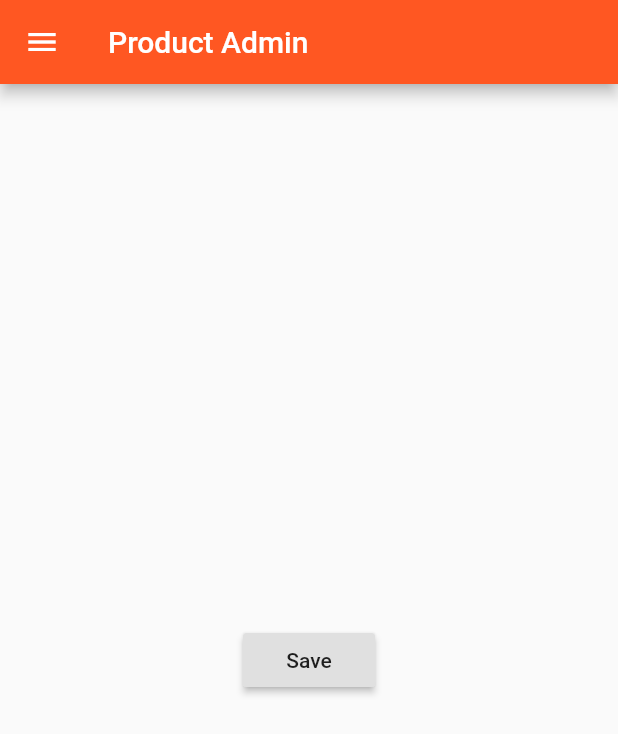
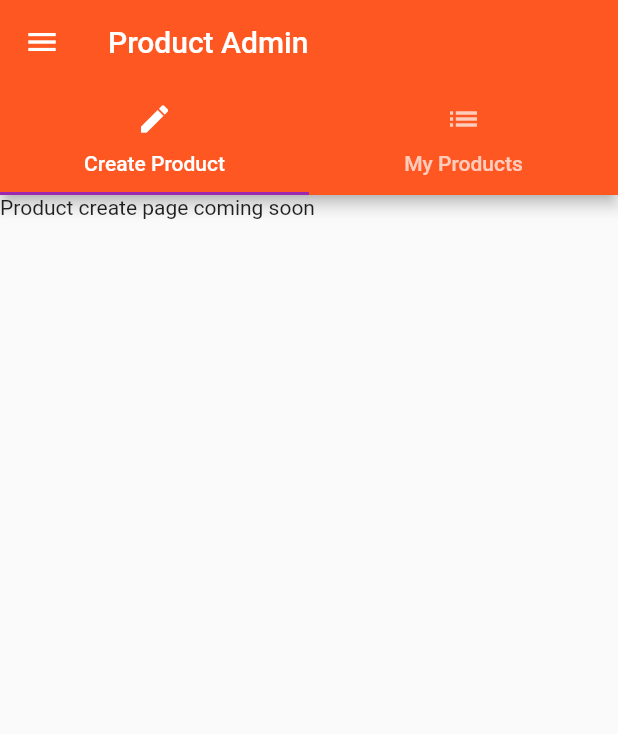
Before and after one commit to weicht/flutter_course, a Flutter app: the ProductAdminPage screen opened directly, on a phone screen of 412 x 824 dp. Shown: the top 734 px of the screen. Run offline on Flutter 3.47's test engine with Material 2 defaults, Android fonts, the phone set to English and light mode, and no system bars.

Commit message:
added tabs to Product admin page.

```diff
--- a/lib/pages/product_admin.dart
+++ b/lib/pages/product_admin.dart
@@ -1,15 +1,18 @@
 import 'package:flutter/material.dart';
 
 import './products.dart';
+import './product_create.dart';
+import './product_list.dart';
 
 class ProductAdminPage extends StatelessWidget {
   @override
   Widget build(BuildContext context) {
     // TODO: implement build
-    return Scaffold(
-        drawer: Drawer(
-          child: Column(
-              children: <Widget>[
+    return DefaultTabController(
+        length: 2,
+        child: Scaffold(
+            drawer: Drawer(
+              child: Column(children: <Widget>[
                 AppBar(
                   centerTitle: false,
                   automaticallyImplyLeading: false,
@@ -20,25 +23,22 @@ class ProductAdminPage extends StatelessWidget {
                   onTap: () => Navigator.pushReplacement(
                       context,
                       MaterialPageRoute(
-                          builder: (BuildContext context) => ProductsPage()
-                      )
-                  ),
+                          builder: (BuildContext context) => ProductsPage())),
                 ),
               ]),
-        ),
-        appBar: AppBar(
-          title: Text('Product Admin'),
-        ),
-        body: Center(
-          child: RaisedButton(
-              child: Text('Save'),
-              onPressed: () {
-                Navigator.pushReplacement(
-                  context,
-                  MaterialPageRoute(
-                      builder: (BuildContext context) => ProductsPage()),
-                );
-              }),
-        ));
+            ),
+            appBar: AppBar(
+              title: Text('Product Admin'),
+              bottom: TabBar(tabs: <Widget>[
+                Tab(icon: Icon(Icons.create), text: 'Create Product'),
+                Tab(icon: Icon(Icons.list), text: 'My Products')
+              ]),
+            ),
+            body: TabBarView(
+              children: <Widget>[
+                ProductCreatePage(),
+                ProductListPage()
+              ],
+            )));
   }
 }
--- /dev/null
+++ b/lib/pages/product_create.dart
@@ -0,0 +1,8 @@
+import 'package:flutter/material.dart';
+
+class ProductCreatePage extends StatelessWidget {
+  @override
+  Widget build(BuildContext context) {
+    return Text("Product create page coming soon");
+  }
+}
--- /dev/null
+++ b/lib/pages/product_list.dart
@@ -0,0 +1,8 @@
+import 'package:flutter/material.dart';
+
+class ProductListPage extends StatelessWidget {
+  @override
+  Widget build(BuildContext context) {
+    return Text("Product list page coming soon");
+  }
+}
```
